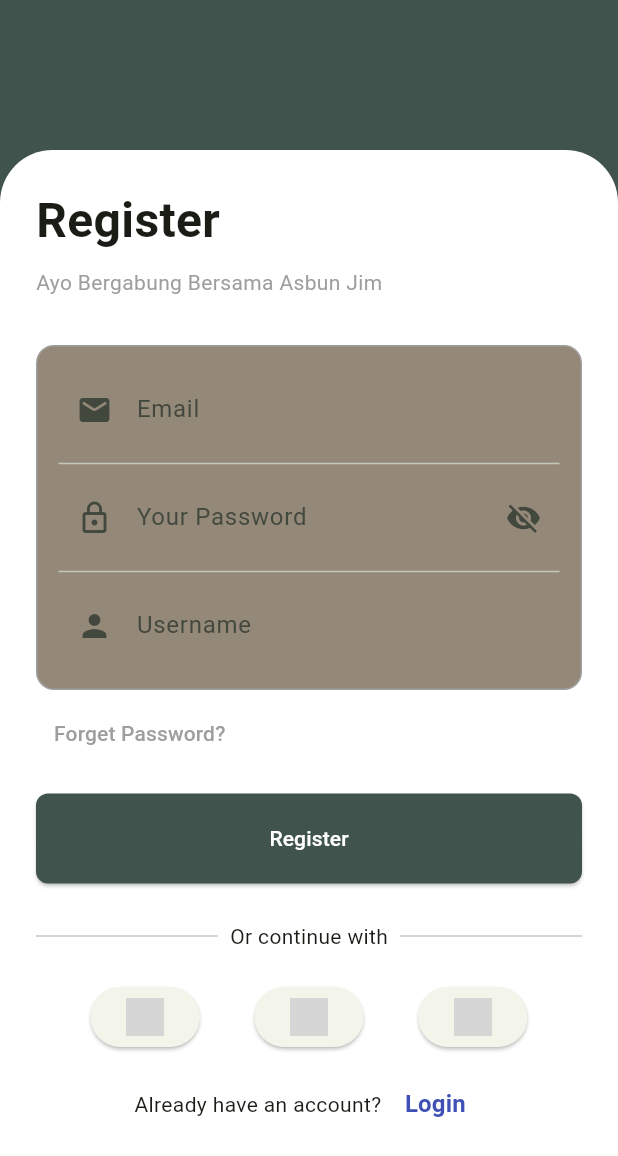
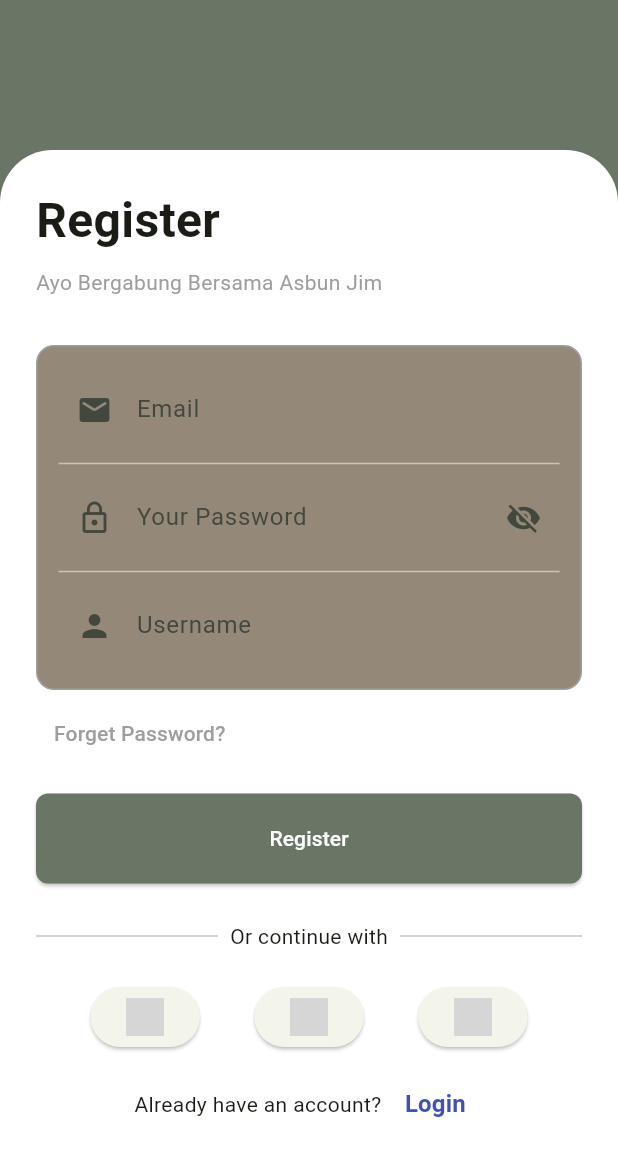
Before and after one commit to MuhammadRafli212/Tugas-13, a Flutter app: the HalRegister screen opened by its route, on a phone screen of 412 x 824 dp. Shown: the top 1156 px of the screen. Run offline on Flutter 3.47's test engine with Material 3 defaults, Android fonts, the phone set to English and light mode, and no system bars; our stand-ins replace shared_preferences, sqflite; accounts and stored records are empty; network calls fail; Roboto replaces fonts that are missing (Poppins); grey boxes are pictures that could not be loaded.

Commit message:
tugas_13

```diff
--- a/lib/tugas_13/hal_register.dart
+++ b/lib/tugas_13/hal_register.dart
@@ -40,7 +40,7 @@ class _HalRegisterState extends State<HalRegister> {
   @override
   Widget build(BuildContext context) {
     return Scaffold(
-      backgroundColor: const Color(0xFF40534C),
+      backgroundColor: const Color(0xFF697565),
       body: Form(
         key: _formKey,
         child: SingleChildScrollView(
@@ -162,7 +162,7 @@ class _HalRegisterState extends State<HalRegister> {
                         child: ElevatedButton(
                           onPressed: _handleRegister,
                           style: ElevatedButton.styleFrom(
-                            backgroundColor: Color(0xff40534C),
+                            backgroundColor: Color(0xFF697565),
                             shape: RoundedRectangleBorder(
                               borderRadius: BorderRadius.circular(8),
                             ),
```
Also changed, not shown: lib/tugas_13/pilih_latihan.dart (+15 -4 lines).
